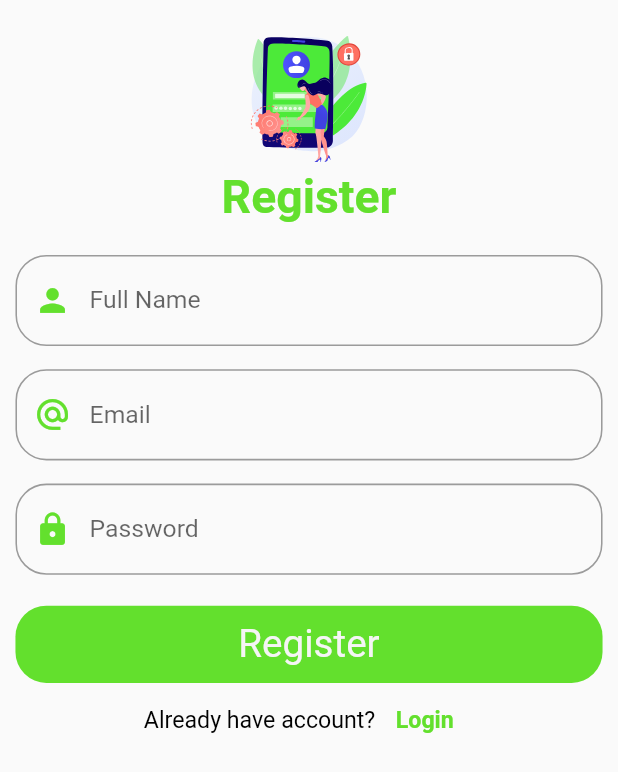
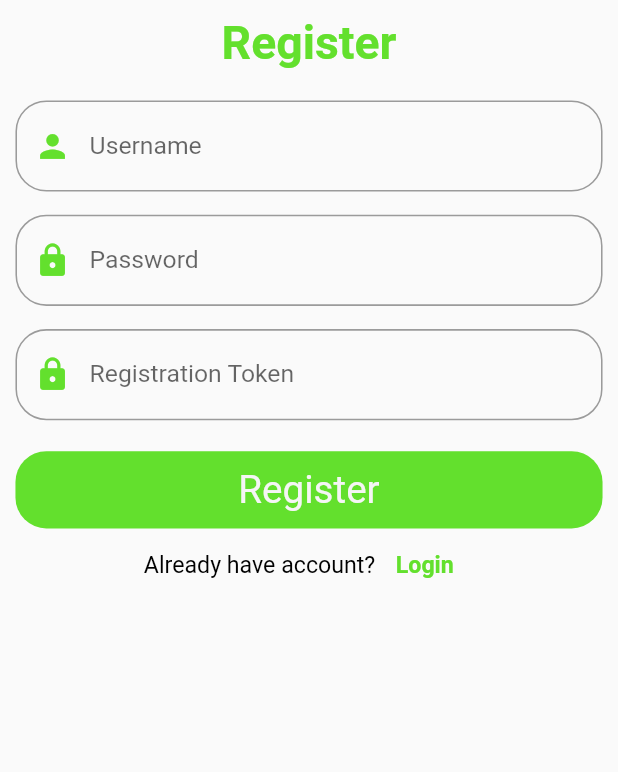
Before and after one commit to tjava/shiroro_ui, a Flutter app: the Register screen opened directly, on a phone screen of 412 x 824 dp. Shown: the top 772 px of the screen. Run offline on Flutter 3.47's test engine with Material 2 defaults, Android fonts, the light colour scheme and no system bars; our stand-ins replace dio, flutter_inset_box_shadow, get, get_storage, google_fonts, lottie and 1 more; missing offline and left inert: cron, pop_alert, segment_display; accounts and stored records are empty; network calls fail; Roboto replaces fonts that are missing (Ubuntu); statements that could not run were skipped.

Commit message:
release for web

```diff
--- a/lib/services/home_service.dart
+++ b/lib/services/home_service.dart
@@ -3,7 +3,7 @@ import 'package:dio/dio.dart';
 class HomeService {
   late Dio _dio;
 
-  final String baseUrl = "http://api.nspcompany.tk/public/api/";
+  final String baseUrl = "https://nspcompanyapi.tk/api/";
 
   HomeService() {
     _dio = Dio(
--- a/lib/services/login_service.dart
+++ b/lib/services/login_service.dart
@@ -3,7 +3,7 @@ import 'package:dio/dio.dart';
 class LoginService {
   late Dio _dio;
 
-  final String baseUrl = "http://api.nspcompany.tk/public/api/";
+  final String baseUrl = "https://nspcompanyapi.tk/api/";
 
   LoginService() {
     _dio = Dio(
--- a/lib/services/register_service.dart
+++ b/lib/services/register_service.dart
@@ -3,7 +3,7 @@ import 'package:dio/dio.dart';
 class RegisterService {
   late Dio _dio;
 
-  final String baseUrl = "http://api.nspcompany.tk/public/api/";
+  final String baseUrl = "https://nspcompanyapi.tk/api/";
 
   RegisterService() {
     _dio = Dio(
--- a/lib/widget/login.dart
+++ b/lib/widget/login.dart
@@ -45,17 +45,6 @@ class _LoginState extends State<Login> with SingleTickerProviderStateMixin {
         padding: const EdgeInsets.all(10),
         child: Column(
           children: <Widget>[
-            SizedBox(
-              height: 100,
-              width: 100,
-              child: Lottie.asset(
-                'assets/animations/login.json',
-                controller: controller,
-                onLoaded: (composition) {
-                  controller.repeat();
-                },
-              ),
-            ),
             Container(
               alignment: Alignment.center,
               padding: const EdgeInsets.only(bottom: 20),
@@ -72,7 +61,7 @@ class _LoginState extends State<Login> with SingleTickerProviderStateMixin {
                 controller: emailController,
                 decoration: InputDecoration(
                   prefixIcon: Icon(
-                    Icons.alternate_email,
+                    Icons.person,
                     color: green,
                   ),
                   border: OutlineInputBorder(
@@ -84,7 +73,7 @@ class _LoginState extends State<Login> with SingleTickerProviderStateMixin {
                       color: green,
                     ),
                   ),
-                  labelText: 'Email',
+                  labelText: 'Username',
                   floatingLabelStyle: TextStyle(
                     color: green,
                   ),
--- a/lib/widget/pop_up.dart
+++ b/lib/widget/pop_up.dart
@@ -41,7 +41,7 @@ class _PopUpState extends State<PopUp> with SingleTickerProviderStateMixin {
         child: ScaleTransition(
           scale: scaleAnimation,
           child: Container(
-            height: 400,
+            height: 350,
             width: 350,
             decoration: ShapeDecoration(
               shape: RoundedRectangleBorder(
@@ -57,7 +57,7 @@ class _PopUpState extends State<PopUp> with SingleTickerProviderStateMixin {
       child: ScaleTransition(
         scale: scaleAnimation,
         child: Container(
-          height: 470,
+          height: 420,
           width: 350,
           decoration: ShapeDecoration(
             shape: RoundedRectangleBorder(
--- a/lib/widget/register.dart
+++ b/lib/widget/register.dart
@@ -47,17 +47,6 @@ class _RegisterState extends State<Register>
         padding: const EdgeInsets.all(10),
         child: Column(
           children: <Widget>[
-            SizedBox(
-              height: 100,
-              width: 100,
-              child: Lottie.asset(
-                'assets/animations/register.json',
-                controller: controller,
-                onLoaded: (composition) {
-                  controller.repeat();
-                },
-              ),
-            ),
             Container(
               alignment: Alignment.center,
               padding: const EdgeInsets.only(bottom: 20),
@@ -71,7 +60,7 @@ class _RegisterState extends State<Register>
             SizedBox(
               width: 400,
               child: TextField(
-                controller: nameController,
+                controller: emailController,
                 decoration: InputDecoration(
                   prefixIcon: Icon(
                     Icons.person,
@@ -86,33 +75,7 @@ class _RegisterState extends State<Register>
                       color: green,
                     ),
                   ),
-                  labelText: 'Full Name',
-                  floatingLabelStyle: TextStyle(
-                    color: green,
-                  ),
-                ),
-              ),
-            ),
-            const SizedBox(height: 15),
-            SizedBox(
-              width: 400,
-              child: TextField(
-                controller: emailController,
-                decoration: InputDecoration(
-                  prefixIcon: Icon(
-                    Icons.alternate_email,
-                    color: green,
-                  ),
-                  border: OutlineInputBorder(
-                    borderRadius: BorderRadius.circular(20),
-                  ),
-                  focusedBorder: OutlineInputBorder(
-                    borderRadius: BorderRadius.circular(20),
-                    borderSide: BorderSide(
-                      color: green,
-                    ),
-                  ),
-                  labelText: 'Email',
+                  labelText: 'Username',
                   floatingLabelStyle: TextStyle(
                     color: green,
                   ),
@@ -140,6 +103,32 @@ class _RegisterState extends State<Register>
                     ),
                   ),
                   labelText: 'Password',
+                  floatingLabelStyle: TextStyle(
+                    color: green,
+                  ),
+                ),
+              ),
+            ),
+            const SizedBox(height: 15),
+            SizedBox(
+              width: 400,
+              child: TextField(
+                controller: nameController,
+                decoration: InputDecoration(
+                  prefixIcon: Icon(
+                    Icons.lock,
+                    color: green,
+                  ),
+                  border: OutlineInputBorder(
+                    borderRadius: BorderRadius.circular(20),
+                  ),
+                  focusedBorder: OutlineInputBorder(
+                    borderRadius: BorderRadius.circular(20),
+                    borderSide: BorderSide(
+                      color: green,
+                    ),
+                  ),
+                  labelText: 'Registration Token',
                   floatingLabelStyle: TextStyle(
                     color: green,
                   ),
--- a/pubspec.yaml
+++ b/pubspec.yaml
@@ -59,6 +59,7 @@ dev_dependencies:
   flutter_lints: ^1.0.0
   build_runner: ^2.0.0
   json_serializable: ^6.1.4
+  flutter_spinkit: ^5.1.0
 
 # For information on the generic Dart part of this file, see the
 # following page: https://dart.dev/tools/pub/pubspec
```
Also changed, not shown: lib/controllers/edit_table_controller.dart (+20 -0 lines), lib/controllers/home_controller.dart (+18 -0 lines), lib/models/data_model.dart (+21 -0 lines), lib/pages/home_page.dart (+11 -0 lines), lib/services/edit_table_service.dart (+8 -1 lines), lib/services/http_error_handler.dart (deleted, +0 -12 lines), lib/widget/edit_table.dart (+50 -0 lines), lib/models/data_model.g.dart, pubspec.lock, 1 other file.
